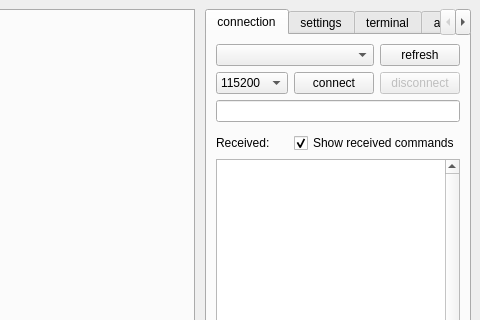
The window that mainwindow.ui (jirimaier/DataPlotter) describes before a commit, drawn with Qt 5; both pictures show x 643 to 1123 and y 0 to 320 of the 1123 by 899 pixel window.
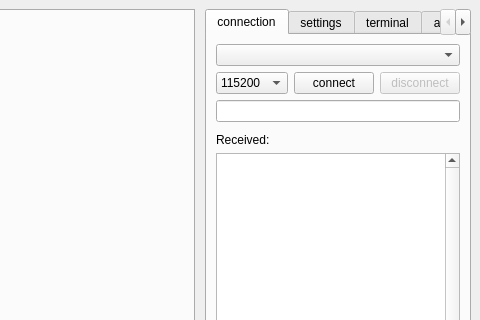
The same window after the commit. The open tabs and pages were chosen to show the change. Icons and pictures are not drawn. Custom widgets are drawn as their Qt base class.

Commit message: automatic port refresh

Patch:
```diff
--- a/mainwindow.ui
+++ b/mainwindow.ui
@@ -1920,19 +1920,6 @@
         <layout class="QVBoxLayout" name="verticalLayout_11">
          <item>
           <layout class="QGridLayout" name="gridLayout">
-           <item row="0" column="2">
-            <widget class="QPushButton" name="pushButtonComRefresh">
-             <property name="sizePolicy">
-              <sizepolicy hsizetype="Preferred" vsizetype="Preferred">
-               <horstretch>0</horstretch>
-               <verstretch>0</verstretch>
-              </sizepolicy>
-             </property>
-             <property name="text">
-              <string>refresh</string>
-             </property>
-            </widget>
-           </item>
            <item row="1" column="2">
             <widget class="QPushButton" name="pushButtonDisconnect">
              <property name="enabled">
@@ -2000,19 +1987,6 @@
              </item>
             </widget>
            </item>
-           <item row="0" column="0" colspan="2">
-            <widget class="QComboBox" name="comboBoxCom">
-             <property name="sizePolicy">
-              <sizepolicy hsizetype="Preferred" vsizetype="Preferred">
-               <horstretch>1</horstretch>
-               <verstretch>0</verstretch>
-              </sizepolicy>
-             </property>
-             <property name="currentText">
-              <string notr="true"/>
-             </property>
-            </widget>
-           </item>
            <item row="1" column="1">
             <widget class="QPushButton" name="pushButtonConnect">
              <property name="sizePolicy">
@@ -2039,6 +2013,19 @@
              </property>
             </widget>
            </item>
+           <item row="0" column="0" colspan="3">
+            <widget class="QComboBox" name="comboBoxCom">
+             <property name="sizePolicy">
+              <sizepolicy hsizetype="Preferred" vsizetype="Preferred">
+               <horstretch>1</horstretch>
+               <verstretch>0</verstretch>
+              </sizepolicy>
+             </property>
+             <property name="currentText">
+              <string notr="true"/>
+             </property>
+            </widget>
+           </item>
           </layout>
          </item>
          <item>
@@ -2069,16 +2056,6 @@
              </property>
             </widget>
            </item>
-           <item row="0" column="1">
-            <widget class="QCheckBox" name="checkBoxShowCommands">
-             <property name="text">
-              <string>Show received commands</string>
-             </property>
-             <property name="checked">
-              <bool>true</bool>
-             </property>
-            </widget>
-           </item>
            <item row="1" column="0" colspan="2">
             <widget class="QTextEdit" name="textEditSerialDebug">
              <property name="sizePolicy">
```
Left out of the diff: 2 changed lines with no effect on the pictures. The commit also changes 8 other files.
